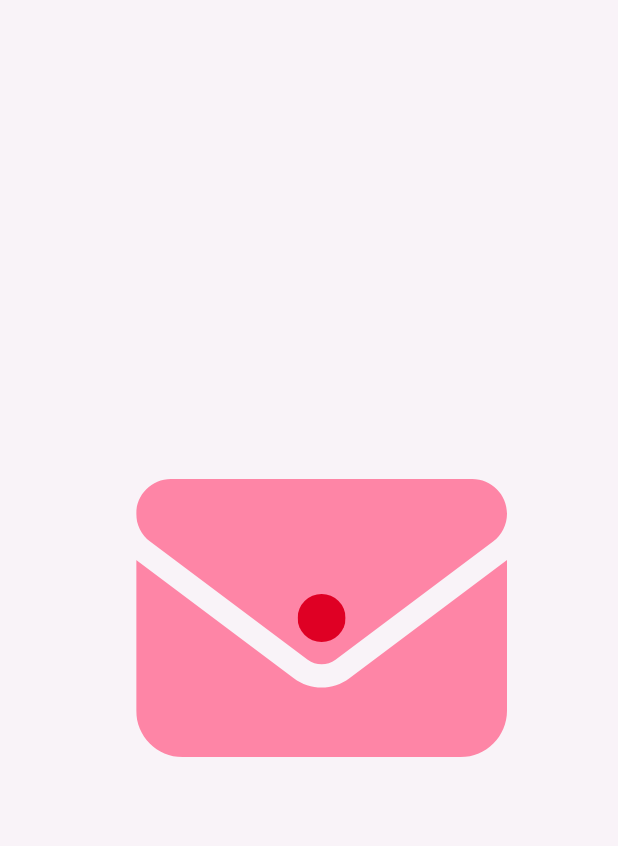
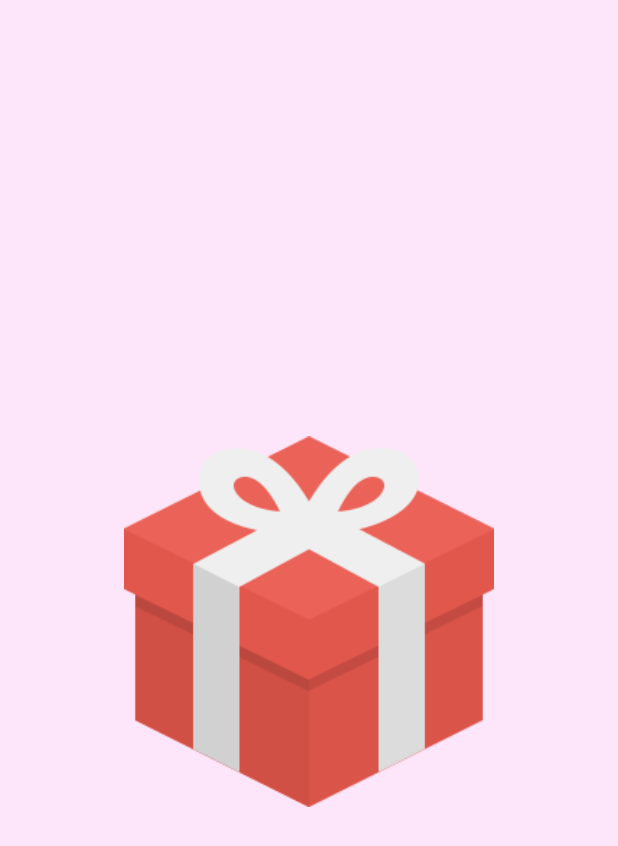
Before and after one commit to dong-dam-0079/flutter_animation, a Flutter app: the screen it shows after launch, on a phone screen of 412 x 824 dp. Shown: the top 846 px of the screen. Run offline on Flutter 3.47's test engine with Material 2 defaults, Android fonts, the light colour scheme and no system bars; our stand-ins replace get, scrollable_positioned_list.

Commit message:
feat: animation login

```diff
--- a/lib/res/assets.dart
+++ b/lib/res/assets.dart
@@ -1,6 +1,7 @@
 class Assets {
   static const pathImages = 'assets/images';
   static const pathIcons = 'assets/icons';
+  static const pathSounds = 'assets/sounds';
 
   /// Icons
   static const icMailOpen = '$pathIcons/ic_mail_open.svg';
@@ -8,4 +9,9 @@ class Assets {
   static const icDot = '$pathIcons/ic_dot.svg';
 
   /// Images
+  static const imageGift = '$pathImages/img_gift.png';
+  static const imageBackground = '$pathImages/img_background.jpg';
+
+  /// Sounds
+  static const soundCute = '$pathSounds/sound_cute.mp3';
 }
--- a/lib/res/colors.dart
+++ b/lib/res/colors.dart
@@ -6,7 +6,7 @@ class ColorsRes {
   static const secondary = Color(0xccff6a92);
   static const contentLightTheme = Color(0xFF1D1D35);
   static const contentDarkTheme = Color(0xFFF5FCF9);
-  static const backgroundTheme = Color(0xFFF9F3F8);
+  static const backgroundTheme = Color(0xFFFDE5FA);
   static const backgroundThemeOld = Color(0x33ff7fac);
   static const warning = Color(0xFFF1DC3E);
   static const error = Color(0xFFF03738);
--- a/lib/view/login/login_view.dart
+++ b/lib/view/login/login_view.dart
@@ -1,8 +1,8 @@
 import 'package:flutter/material.dart';
 import 'package:flutter_animation/res/assets.dart';
 import 'package:flutter_animation/res/colors.dart';
-import 'package:flutter_animation/res/dimens.dart';
-import 'package:flutter_svg/flutter_svg.dart';
+import 'package:flutter_animation/view/home/home_view.dart';
+import 'package:get/get.dart';
 
 class LoginView extends StatefulWidget {
   const LoginView({Key? key}) : super(key: key);
@@ -41,35 +41,23 @@ class _LoginViewState extends State<LoginView>
   Widget build(BuildContext context) {
     return Scaffold(
       backgroundColor: ColorsRes.backgroundTheme,
-      body: SafeArea(
-        child: Center(
+      body: Center(
         child: AnimatedBuilder(
           animation: aniController!,
           builder: (context, child) => Transform.translate(
-              offset: Offset(20 * shake(aniController!.value), 0),
+            offset: Offset(0, 20 * shake(aniController!.value)),
             child: SizedBox(
               height: MediaQuery.of(context).size.height * 0.3,
               width: double.infinity,
-                child: Stack(
-                  children: [
-                    SvgPicture.asset(
-                      Assets.icMailClose,
-                      color: ColorsRes.secondary,
-                    ),
-                    Positioned.fill(
-                      child: Align(
-                        alignment: Alignment.center,
-                        child: SizedBox(
-                          height: DimensRes.sp32,
-                          width: DimensRes.sp32,
-                          child: SvgPicture.asset(
-                            Assets.icDot,
-                            color: ColorsRes.red,
-                          ),
-                        ),
-                      ),
-                    ),
-                  ],
+              child: InkWell(
+                splashColor: ColorsRes.transparent,
+                highlightColor: ColorsRes.transparent,
+                onTap: () {
+                  Get.to(const HomeView());
+                },
+                child: Hero(
+                  tag: 'open_box',
+                  child: Image.asset(Assets.imageGift),
                 ),
               ),
             ),
@@ -80,5 +68,5 @@ class _LoginViewState extends State<LoginView>
   }
 
   double shake(double value) =>
-      2 * (0.5 - (0.5 - Curves.bounceOut.transform(value)).abs());
+      2 * (0.5 - (0.5 - Curves.bounceIn.transform(value)).abs());
 }
```
Also changed, not shown: lib/view/home/home_view.dart (added, +71 -0 lines), pubspec.yaml (+7 -0 lines), assets/images/img_background.jpg (added), assets/images/img_gift.png (added), 1 other file. Lines whose indentation alone changed are shown as unchanged.
